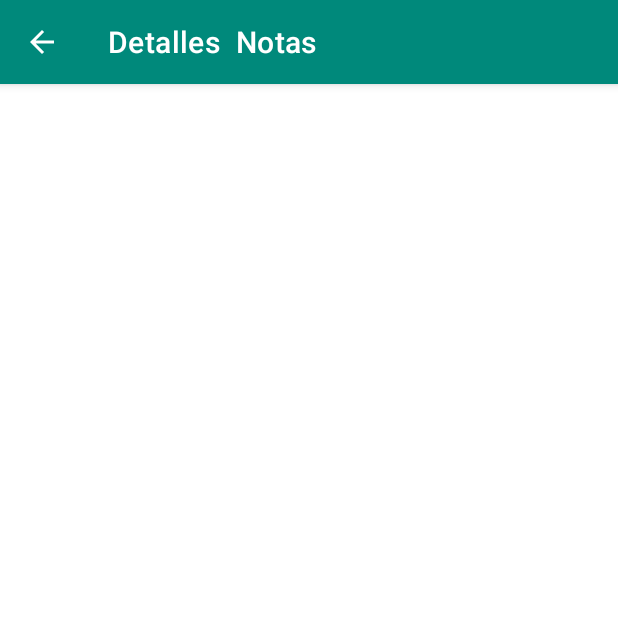
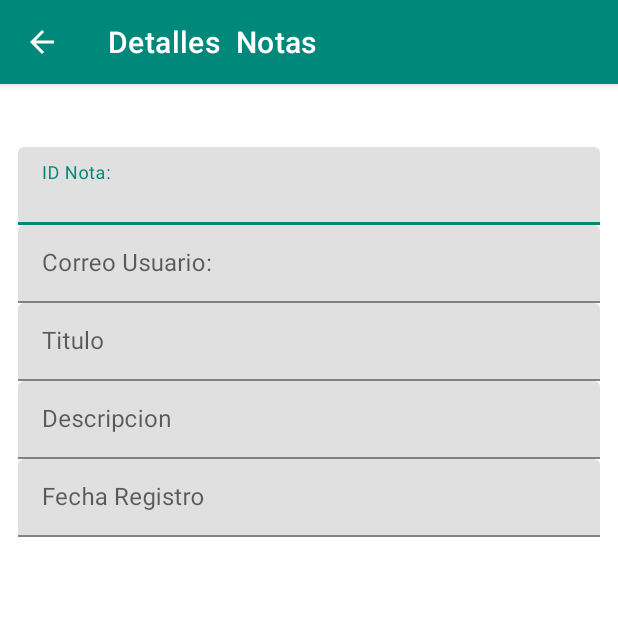
Before and after one commit to V3Ronica1/PROYECTO-FINAL-DAUTE, an Android app: the Detalles_Notas screen opened directly, with no data from a screen before it, on a phone screen of 412 x 824 dp, the top half of it. Run offline under Robolectric (Android 15) with nearby library versions, the light colour scheme and no system bars; our stand-ins replace Firebase (no records; nobody signed in at launch, a user with empty details on screens opened directly).

Commit message:
Detalles notas

```diff
--- a/app/src/main/java/com/Detalles/Detalles_Notas.java
+++ b/app/src/main/java/com/Detalles/Detalles_Notas.java
@@ -3,11 +3,30 @@ package com.Detalles;
 import androidx.appcompat.app.ActionBar;
 import androidx.appcompat.app.AppCompatActivity;
 
+import android.app.Dialog;
+import android.content.Intent;
 import android.os.Bundle;
+import android.view.View;
+import android.widget.AdapterView;
+import android.widget.EditText;
+import android.widget.ListView;
+import android.widget.TextView;
 
+import com.ListarNotas.Listar_Notas;
+import com.Objetos.Dto_notas;
+import com.google.firebase.database.DatabaseReference;
+import com.google.firebase.database.FirebaseDatabase;
 import com.vg.agenda_online.R;
 
+import java.text.SimpleDateFormat;
+import java.util.Date;
+import java.util.Locale;
+
 public class Detalles_Notas extends AppCompatActivity {
+
+    ListView listView;
+    EditText txt_id,txt_correo,txt_titulo,txt_des, txt_fechanota;
+    Dto_notas notasSelected;
 
     @Override
     protected void onCreate(Bundle savedInstanceState) {
@@ -21,9 +40,38 @@ public class Detalles_Notas extends AppCompatActivity {
         actionBar.setDisplayHomeAsUpEnabled(true);
 
 
+        txt_id=(EditText) findViewById(R.id.txt_id);
+        txt_correo=(EditText)findViewById(R.id.txt_correo);
+        txt_titulo=(EditText)findViewById(R.id.txt_titulo);
+        txt_des=(EditText)findViewById(R.id.txt_des);
+        txt_fechanota=(EditText)findViewById(R.id.txt_fechare);
 
 
+
+        Bundle objeto = getIntent().getExtras();
+        Dto_notas notas =null;
+        if (objeto !=null){
+            notas=(Dto_notas) objeto.getSerializable("notas");
+            txt_id.setText(""+notas.getId_nota());
+            txt_correo.setText(notas.getCorreo_usario());
+            txt_titulo.setText(notas.getTitulo());
+            txt_des.setText(notas.getDescripcion());
+            txt_fechanota.setText(""+getDateTime());
+
+
+        }
+
     }
+
+
+    private String getDateTime() {
+        SimpleDateFormat dateFormat=new SimpleDateFormat(
+                "yyyy-MM-dd HH:mm:ss a", Locale.getDefault());
+        Date date=new Date();
+        return dateFormat.format(date);
+    }
+
+
 
     @Override
     public boolean onSupportNavigateUp() {
--- /dev/null
+++ b/app/src/main/res/drawable/ic_search.xml
@@ -0,0 +1,5 @@
+<vector android:height="24dp" android:tint="#12AD6C"
+    android:viewportHeight="24" android:viewportWidth="24"
+    android:width="24dp" xmlns:android="http://schemas.android.com/apk/res/android">
+    <path android:fillColor="@android:color/white" android:pathData="M15.5,14h-0.79l-0.28,-0.27C15.41,12.59 16,11.11 16,9.5 16,5.91 13.09,3 9.5,3S3,5.91 3,9.5 5.91,16 9.5,16c1.61,0 3.09,-0.59 4.23,-1.57l0.27,0.28v0.79l5,4.99L20.49,19l-4.99,-5zM9.5,14C7.01,14 5,11.99 5,9.5S7.01,5 9.5,5 14,7.01 14,9.5 11.99,14 9.5,14z"/>
+</vector>
--- a/app/src/main/res/layout/activity_detalles_notas.xml
+++ b/app/src/main/res/layout/activity_detalles_notas.xml
@@ -1,9 +1,84 @@
 <?xml version="1.0" encoding="utf-8"?>
-<androidx.constraintlayout.widget.ConstraintLayout xmlns:android="http://schemas.android.com/apk/res/android"
+<LinearLayout xmlns:android="http://schemas.android.com/apk/res/android"
     xmlns:app="http://schemas.android.com/apk/res-auto"
     xmlns:tools="http://schemas.android.com/tools"
     android:layout_width="match_parent"
     android:layout_height="match_parent"
+    android:orientation="vertical"
+    android:layout_marginTop="20dp"
+    android:padding="12dp"
+    android:background="@color/icono_agenda_background"
     tools:context="com.Detalles.Detalles_Notas">
 
-</androidx.constraintlayout.widget.ConstraintLayout>
+<com.google.android.material.textfield.TextInputLayout
+    android:layout_width="match_parent"
+    android:layout_height="wrap_content"
+    android:layout_marginTop="10dp"
+    android:hint="ID Nota:">
+
+    <EditText
+        android:id="@+id/txt_id"
+        android:layout_width="match_parent"
+        android:layout_height="wrap_content"
+        android:ems="10"
+        android:paddingTop="20dp"/>
+</com.google.android.material.textfield.TextInputLayout>
+
+    <com.google.android.material.textfield.TextInputLayout
+        android:layout_width="match_parent"
+        android:layout_height="wrap_content"
+        android:hint="Correo Usuario:">
+
+        <EditText
+            android:id="@+id/txt_correo"
+            android:layout_width="match_parent"
+            android:layout_height="wrap_content"
+            android:ems="10"
+            android:paddingTop="20dp"/>
+    </com.google.android.material.textfield.TextInputLayout>
+
+    <com.google.android.material.textfield.TextInputLayout
+        android:layout_width="match_parent"
+        android:layout_height="wrap_content"
+        android:hint="Titulo">
+
+        <EditText
+            android:id="@+id/txt_titulo"
+            android:layout_width="match_parent"
+            android:layout_height="wrap_content"
+            android:ems="10"
+            android:inputType="text"
+            android:paddingTop="20dp"/>
+    </com.google.android.material.textfield.TextInputLayout>
+
+    <com.google.android.material.textfield.TextInputLayout
+        android:layout_width="match_parent"
+        android:layout_height="wrap_content"
+        android:hint="Descripcion">
+
+        <EditText
+            android:id="@+id/txt_des"
+            android:layout_width="match_parent"
+            android:layout_height="wrap_content"
+            android:ems="10"
+            android:inputType="text"
+            android:paddingTop="20dp"/>
+    </com.google.android.material.textfield.TextInputLayout>
+
+
+    <com.google.android.material.textfield.TextInputLayout
+        android:layout_width="match_parent"
+        android:layout_height="wrap_content"
+        android:hint="Fecha Registro">
+
+        <EditText
+            android:id="@+id/txt_fechare"
+            android:layout_width="match_parent"
+            android:layout_height="wrap_content"
+            android:ems="10"
+            android:paddingTop="20dp"/>
+    </com.google.android.material.textfield.TextInputLayout>
+
+
+
+</LinearLayout>
--- a/app/src/main/res/layout/dialogo_opciones.xml
+++ b/app/src/main/res/layout/dialogo_opciones.xml
@@ -30,7 +30,6 @@
         android:id="@+id/CD_Eliminar"
         android:text="@string/CD_Eliminar"
         android:layout_marginTop="10dp"
-
         android:fontFamily="@font/kanitbold"
         android:layout_width="match_parent"
         android:layout_height="wrap_content"/>
@@ -39,7 +38,6 @@
         android:id="@+id/CD_Actualizar"
         android:text="@string/CD_Actualizar"
         android:layout_marginTop="10dp"
-
         android:fontFamily="@font/kanitbold"
         android:layout_width="match_parent"
         android:layout_height="wrap_content"/>
```
Also changed, not shown: app/src/main/java/com/ListarNotas/Listar_Notas.java (+73 -11 lines), app/src/main/java/com/Objetos/Dto_notas.java (+9 -9 lines), app/src/main/res/layout/activity_listar_notas.xml (+18 -3 lines).
